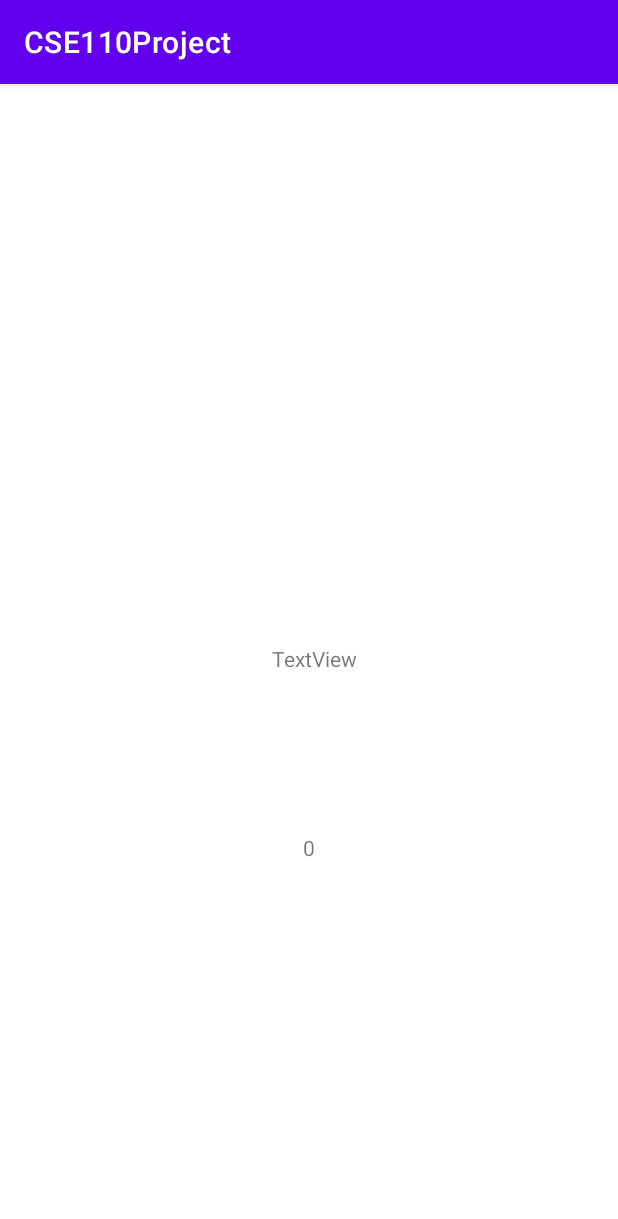
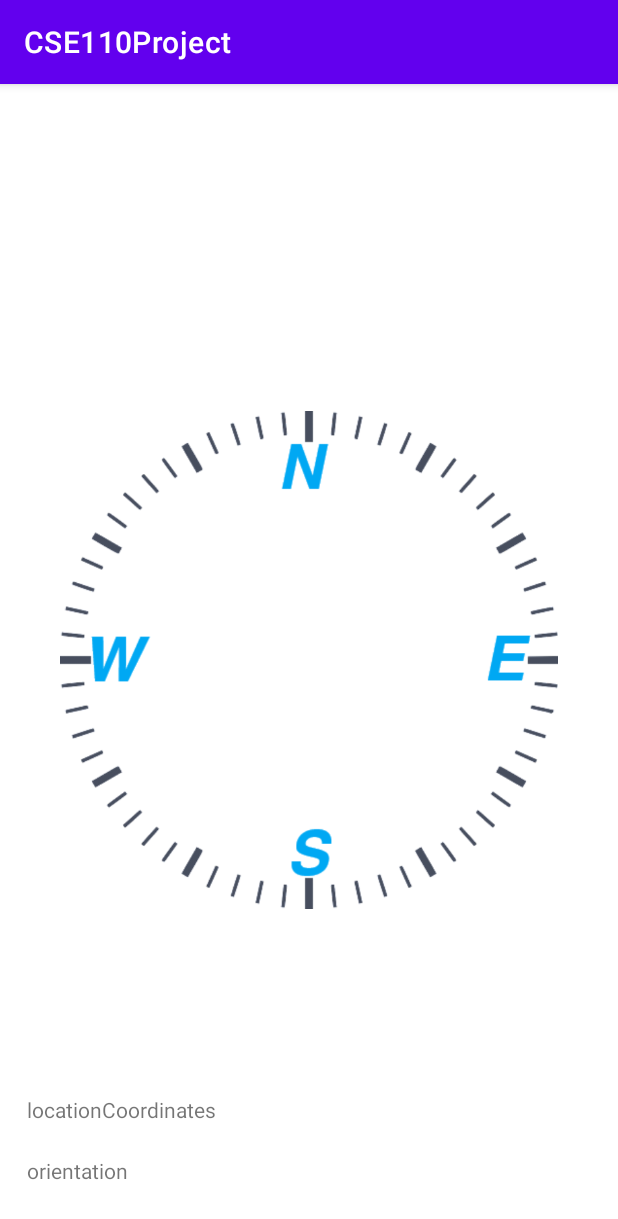
Before and after one commit to CSE-110-Winter-2023/cse-110-project-cse-team-19, an Android app: the screen it shows after launch (MainActivity), on a phone screen of 412 x 824 dp. Shown: the top 1219 px of the screen. Run offline under Robolectric (Android 15) with nearby library versions, the phone set to English and light mode, and no system bars.

Commit message:
added rotation for image according to orientation

```diff
--- a/app/src/main/AndroidManifest.xml
+++ b/app/src/main/AndroidManifest.xml
@@ -24,9 +24,11 @@
         </activity>
         <activity
             android:name=".CompassActivity"
+            android:screenOrientation="portrait"
             android:exported="false" />
         <activity
             android:name=".MainActivity"
+            android:screenOrientation="portrait"
             android:exported="true">
             <intent-filter>
                 <action android:name="android.intent.action.MAIN" />
--- a/app/src/main/java/com/example/cse110project/CompassActivity.java
+++ b/app/src/main/java/com/example/cse110project/CompassActivity.java
@@ -17,7 +17,7 @@ public class CompassActivity extends AppCompatActivity {
     @Override
     protected void onCreate(Bundle savedInstanceState) {
         super.onCreate(savedInstanceState);
-        setContentView(R.layout.activity_compass);setContentView(R.layout.activity_compass);
+        setContentView(R.layout.activity_compass);
 
         ImageView homeIcon = findViewById(R.id.red_icon);
         ImageView familyIcon = findViewById(R.id.blue_icon);
--- /dev/null
+++ b/app/src/main/java/com/example/cse110project/ImageRotation.java
@@ -0,0 +1,3 @@
+package com.example.cse110project;
+public class ImageRotation {
+}
--- a/app/src/main/java/com/example/cse110project/MainActivity.java
+++ b/app/src/main/java/com/example/cse110project/MainActivity.java
@@ -1,12 +1,15 @@
 package com.example.cse110project;
 
 import androidx.appcompat.app.AppCompatActivity;
+import androidx.constraintlayout.widget.ConstraintLayout;
 import androidx.core.app.ActivityCompat;
 
 import android.content.Intent;
+import android.content.SharedPreferences;
 import android.content.pm.PackageManager;
 import android.os.Bundle;
 import android.view.View;
+import android.widget.ImageView;
 import android.widget.TextView;
 
 import org.w3c.dom.Text;
@@ -18,7 +21,34 @@ public class MainActivity extends AppCompatActivity {
     @Override
     protected void onCreate(Bundle savedInstanceState) {
         super.onCreate(savedInstanceState);
-        setContentView(R.layout.activity_main);
+        setContentView(R.layout.activity_compass);
+
+        ImageView homeIcon = findViewById(R.id.red_icon);
+        ImageView familyIcon = findViewById(R.id.blue_icon);
+        ImageView friendIcon = findViewById(R.id.purple_icon);
+
+        homeIcon.setVisibility(View.INVISIBLE);
+        familyIcon.setVisibility(View.INVISIBLE);
+        friendIcon.setVisibility(View.INVISIBLE);
+
+        SharedPreferences preferences = getPreferences(MODE_PRIVATE);
+        String homeLatLong = preferences.getString("mine", "");
+        String friendLatLong = preferences.getString("family", "");
+        String familyLatLong = preferences.getString("friend", "");
+
+        System.out.println(homeLatLong);
+
+        if(!homeLatLong.equals("")){
+            homeIcon.setVisibility(View.VISIBLE);
+        }
+
+        if(!friendLatLong.equals("")){
+            friendIcon.setVisibility(View.VISIBLE);
+        }
+
+        if(!familyLatLong.equals("")){
+            familyIcon.setVisibility(View.VISIBLE);
+        }
 
         if(ActivityCompat.checkSelfPermission(this, android.Manifest.permission.ACCESS_FINE_LOCATION) != PackageManager.PERMISSION_GRANTED
                 && ActivityCompat.checkSelfPermission(this, android.Manifest.permission.ACCESS_COARSE_LOCATION) != PackageManager.PERMISSION_GRANTED){
@@ -29,17 +59,20 @@ public class MainActivity extends AppCompatActivity {
         locationService = LocationService.singleton(this);
 
 
-        TextView textView = (TextView) findViewById(R.id.serviceTextView);
+        TextView textView = (TextView) findViewById(R.id.locationView);
 
         locationService.getLocation().observe(this, loc->{
             textView.setText(Double.toString(loc.first) + " , " +
                     Double.toString(loc.second));
         });
 
+        ConstraintLayout layout = (ConstraintLayout) findViewById(R.id.compassLayout);
+
         orientationService = OrientationService.singleton(this);
-        TextView orientationView = (TextView) findViewById(R.id.orientationView);
+        TextView orientationView = (TextView) findViewById(R.id.orientation);
         orientationService.getOrientation().observe(this, orientation->{
             orientationView.setText(Float.toString(orientation));
+            layout.setRotation((float) Math.toDegrees(-orientation));
         });
     }
 }
--- a/app/src/main/res/layout/activity_compass.xml
+++ b/app/src/main/res/layout/activity_compass.xml
@@ -7,38 +7,115 @@
     tools:context=".CompassActivity">
 
 
+    <TextView
+        android:id="@+id/locationView"
+        android:layout_width="wrap_content"
+        android:layout_height="wrap_content"
+        android:layout_marginStart="17dp"
+        android:layout_marginTop="78dp"
+        android:layout_marginEnd="268dp"
+        android:layout_marginBottom="15dp"
+        android:text="locationCoordinates"
+        app:layout_constraintBottom_toTopOf="@+id/orientation"
+        app:layout_constraintEnd_toEndOf="parent"
+        app:layout_constraintStart_toStartOf="parent"
+        app:layout_constraintTop_toBottomOf="@+id/compassLayout" />
+
+    <TextView
+        android:id="@+id/orientation"
+        android:layout_width="wrap_content"
+        android:layout_height="wrap_content"
+        android:layout_marginStart="18dp"
+        android:layout_marginEnd="386dp"
+        android:layout_marginBottom="28dp"
+        android:text="orientation"
+        app:layout_constraintBottom_toBottomOf="parent"
+        app:layout_constraintEnd_toEndOf="parent"
+        app:layout_constraintHorizontal_bias="0.0"
+        app:layout_constraintStart_toStartOf="parent"
+        app:layout_constraintTop_toBottomOf="@+id/locationView" />
+
+    <androidx.constraintlayout.widget.ConstraintLayout
+        android:id="@+id/compassLayout"
+
+        android:layout_width="0dp"
+        android:layout_height="0dp"
+        android:layout_marginStart="0dp"
+        android:layout_marginTop="0dp"
+        android:layout_marginEnd="0dp"
+        android:layout_marginBottom="0dp"
+        app:layout_constraintBottom_toBottomOf="parent"
+        app:layout_constraintDimensionRatio="1"
+        app:layout_constraintEnd_toEndOf="parent"
+        app:layout_constraintStart_toStartOf="parent"
+        app:layout_constraintTop_toTopOf="parent">
+
         <ImageView
             android:id="@+id/compass_image"
-        android:layout_width="369dp"
-        android:layout_height="461dp"
+
+
+            android:layout_width="match_parent"
+
+            android:layout_height="match_parent"
+            android:layout_marginStart="40dp"
+            android:layout_marginTop="40dp"
+            android:layout_marginEnd="40dp"
+            android:layout_marginBottom="40dp"
             android:src="@drawable/compass_ui"
+
             app:layout_constraintBottom_toBottomOf="parent"
+
             app:layout_constraintEnd_toEndOf="parent"
+            app:layout_constraintHorizontal_bias="0.757"
+            app:layout_constraintStart_toEndOf="parent"
             app:layout_constraintStart_toStartOf="parent"
-        app:layout_constraintTop_toTopOf="parent" />
+            app:layout_constraintTop_toTopOf="parent"
+            app:layout_constraintVertical_bias="0.0" />
 
         <ImageView
             android:id="@+id/red_icon"
             android:layout_width="39dp"
             android:layout_height="38dp"
             app:srcCompat="@drawable/icon_red"
-        tools:layout_editor_absoluteX="42dp"
-        tools:layout_editor_absoluteY="506dp" />
+
+
+            app:layout_constraintBottom_toTopOf="@+id/compass_image"
+            app:layout_constraintCircle="@+id/compassLayout"
+            app:layout_constraintCircleAngle="210"
+            app:layout_constraintCircleRadius="190dp"
+            app:layout_constraintEnd_toStartOf="@+id/compass_image"
+            app:layout_constraintStart_toEndOf="@+id/compass_image"
+            app:layout_constraintTop_toBottomOf="@+id/compass_image"
+             />
 
         <ImageView
             android:id="@+id/blue_icon"
             android:layout_width="39dp"
             android:layout_height="38dp"
             app:srcCompat="@drawable/icons_blue"
-        tools:layout_editor_absoluteX="67dp"
-        tools:layout_editor_absoluteY="166dp" />
+
+            app:layout_constraintBottom_toTopOf="@+id/compass_image"
+            app:layout_constraintCircle="@+id/compassLayout"
+            app:layout_constraintCircleAngle="0"
+            app:layout_constraintCircleRadius="190dp"
+            app:layout_constraintEnd_toStartOf="@+id/compass_image"
+            app:layout_constraintStart_toEndOf="@+id/compass_image"
+            app:layout_constraintTop_toBottomOf="@+id/compass_image"
+            />
 
         <ImageView
             android:id="@+id/purple_icon"
             android:layout_width="39dp"
             android:layout_height="38dp"
             app:srcCompat="@drawable/icons_purple"
-        tools:layout_editor_absoluteX="344dp"
-        tools:layout_editor_absoluteY="204dp" />
+            app:layout_constraintBottom_toTopOf="@+id/compass_image"
+            app:layout_constraintCircle="@+id/compassLayout"
+            app:layout_constraintCircleAngle="320"
+            app:layout_constraintCircleRadius="190dp"
+            app:layout_constraintEnd_toStartOf="@+id/compass_image"
+            app:layout_constraintStart_toEndOf="@+id/compass_image"
+            app:layout_constraintTop_toBottomOf="@+id/compass_image"
+            />
+    </androidx.constraintlayout.widget.ConstraintLayout>
 
 </androidx.constraintlayout.widget.ConstraintLayout>
```
Also changed, not shown: 1 other file. Lines whose indentation alone changed are shown as unchanged.
